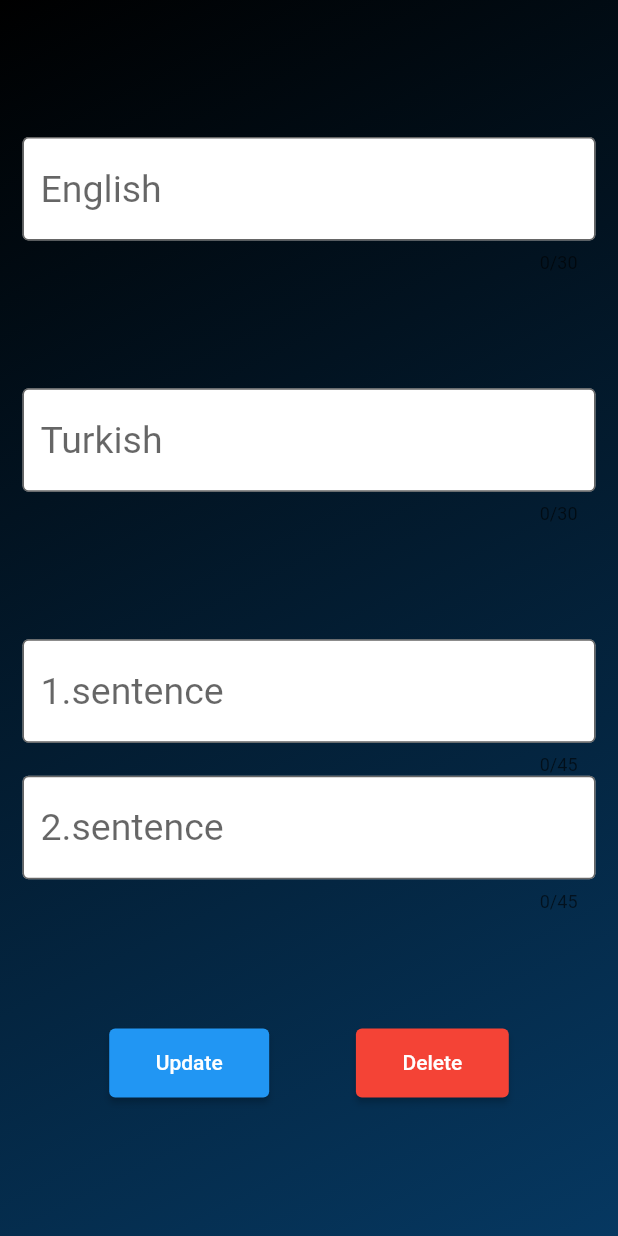
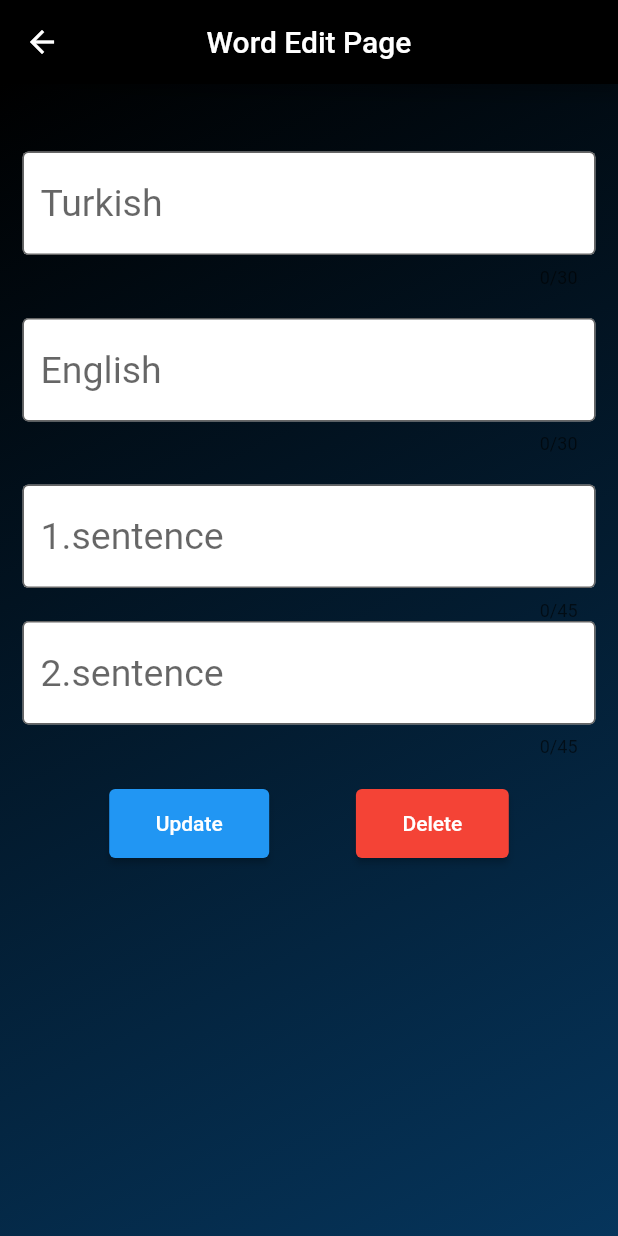
Before and after one commit to ozreyyiz/wordy, a Flutter app: the EditDataPage screen opened directly with empty values, on a phone screen of 412 x 824 dp. Run offline on Flutter 3.47's test engine with Material 2 defaults, Android fonts, the phone set to English and light mode, and no system bars; our stand-ins replace cloud_firestore, firebase_core, flip_card, google_fonts; accounts and stored records are empty.

Commit message:
app bars added

```diff
--- a/lib/view/dictionary/dictionary_page.dart
+++ b/lib/view/dictionary/dictionary_page.dart
@@ -27,6 +27,7 @@ class _DictionaryPageState extends State<DictionaryPage> {
   Widget build(BuildContext context) {
     Size size = MediaQuery.of(context).size;
     return MaterialApp(
+      debugShowCheckedModeBanner: false,
       home: Scaffold(
         body: StreamBuilder(
           stream: readWord(),
--- a/lib/view/dictionary/edit_data_page.dart
+++ b/lib/view/dictionary/edit_data_page.dart
@@ -30,6 +30,11 @@ class _EditDataPageState extends State<EditDataPage> {
   @override
   Widget build(BuildContext context) {
     return Scaffold(
+      appBar: AppBar(
+        centerTitle: true,
+        backgroundColor: Colors.black,
+        title: Text("Word Edit Page"),
+      ),
       body: SingleChildScrollView(
         child: Container(
           height: MediaQuery.of(context).size.height,
@@ -37,20 +42,22 @@ class _EditDataPageState extends State<EditDataPage> {
           child: Padding(
             padding: const EdgeInsets.all(15.0),
             child: Column(
-              mainAxisAlignment: MainAxisAlignment.spaceEvenly,
               children: [
+                const SizedBox(height: 30),
+                TextFormField(
+                  maxLength: 30,
+                  controller: trWordController,
+                  style: textStyle(),
+                  decoration: inputDecoration("Turkish"),
+                ),
+                const SizedBox(height: 20),
                 TextFormField(
                   maxLength: 30,
                   controller: engWordController,
                   style: textStyle(),
                   decoration: inputDecoration("English"),
                 ),
-                TextFormField(
-                  maxLength: 30,
-                  controller: trWordController,
-                  style: textStyle(),
-                  decoration: inputDecoration("Turkish"),
-                ),
+                const SizedBox(height: 20),
                 Column(
                   children: [
                     TextFormField(
@@ -67,6 +74,7 @@ class _EditDataPageState extends State<EditDataPage> {
                     ),
                   ],
                 ),
+                const SizedBox(height: 20),
                 Row(
                   mainAxisAlignment: MainAxisAlignment.spaceEvenly,
                   children: [
--- a/lib/view/home_page/home_page.dart
+++ b/lib/view/home_page/home_page.dart
@@ -38,8 +38,8 @@ class _HomePageState extends State<HomePage> {
               ),
               MenuBox(
                 size: size,
-                header: "English - Turkish",
-                smallHeader: "Dictionary",
+                header: "Turkish - English",
+                smallHeader: "Words",
                 function: () {
                   setState(() {
                     Navigator.push(
```
Also changed, not shown: lib/view/dictionary/word_add_page.dart (+20 -9 lines).
